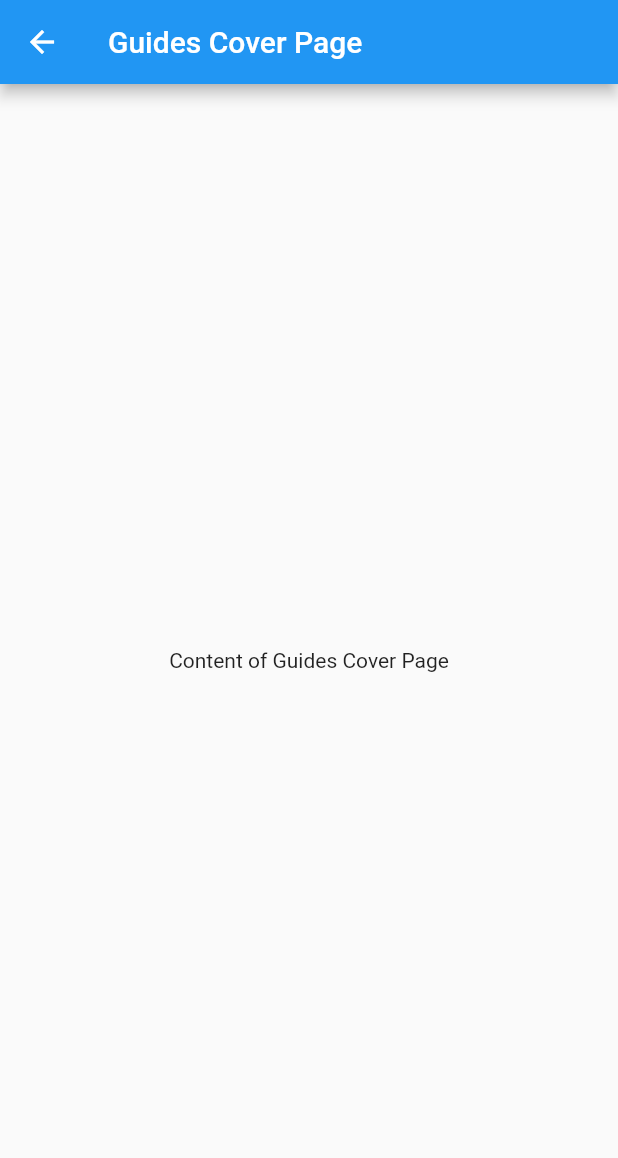
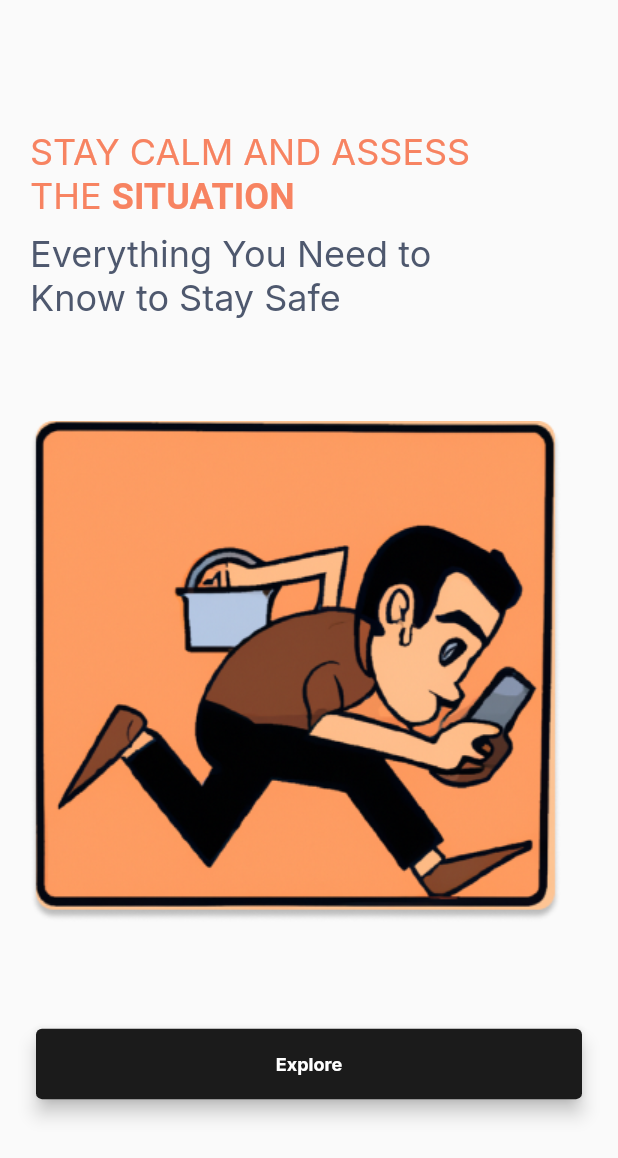
Before and after one commit to cosmicleader/shield, a Flutter app: the GuidesCoverPage screen opened by its route, on a phone screen of 412 x 824 dp. Shown: the top 1158 px of the screen. Run offline on Flutter 3.47's test engine with Material 2 defaults, Android fonts, the phone set to English and light mode, and no system bars; our stand-ins replace animated_bottom_navigation_bar, cloud_firestore, firebase_auth, firebase_core, get, google_fonts and 3 more; accounts and stored records are empty.

Commit message:
guides cover page completed

```diff
--- a/lib/app/routes/app_pages.dart
+++ b/lib/app/routes/app_pages.dart
@@ -53,13 +53,12 @@ class AppPages {
       name: Routes.guidesCover,
       page: () => const GuidesCoverPage(),
       binding: GuidesCoverBinding(),
-        children: [
+    ),
     GetPage(
       name: Routes.guides,
       page: () => const GuidesPage(),
       binding: GuidesBinding(),
     ),
-        ]),
     GetPage(
       name: Routes.resources,
       page: () => const ResourcesPage(),
--- a/lib/app/views/pages/guides_cover_page.dart
+++ b/lib/app/views/pages/guides_cover_page.dart
@@ -1,5 +1,8 @@
 import 'package:flutter/material.dart';
 import 'package:get/get.dart';
+import 'package:google_fonts/google_fonts.dart';
+import 'package:shield/app/views/themes/colours.dart';
+import 'package:shield/app/views/widgets/custom_button.dart';
 
 import '../../controllers/guides_cover_controller.dart';
 
@@ -8,11 +11,77 @@ class GuidesCoverPage extends GetView<GuidesCoverController> {
 
   @override
   Widget build(BuildContext context) {
-    return Scaffold(
-      appBar: AppBar(title: const Text('Guides Cover Page')),
-      body: const Center(
-        child: Text('Content of Guides Cover Page'),
+    return SafeArea(
+      child: Scaffold(
+        // appBar: AppBar(title: const Text('Guides Cover Page')),
+        body: Padding(
+          padding: const EdgeInsets.symmetric(horizontal: 20),
+          child: Column(
+            mainAxisAlignment: MainAxisAlignment.spaceBetween,
+            crossAxisAlignment: CrossAxisAlignment.start,
+            children: [
+              buildHeight(20),
+              Column(
+                crossAxisAlignment: CrossAxisAlignment.start,
+                children: [
+                  buildFirstTitle(),
+                  buildHeight(10),
+                  buildSecondTitle(),
+                ],
+              ),
+              // buildHeight(50),
+              buildLogo(),
+              // buildHeight(50),
+              buildExploreButon(context),
+              buildHeight(20)
+            ],
+          ),
+        ),
       ),
     );
   }
+
+  Center buildExploreButon(BuildContext context) {
+    return Center(
+        child: CustomButton(
+      onPressed: () {
+        Get.toNamed("/guides");
+      },
+      title: "Explore",
+      kwidth: MediaQuery.of(context).size.width - 40,
+      kheight: 55,
+    ));
+  }
+
+  Image buildLogo() {
+    return Image.asset(
+      'lib/assets/thumb/guides_cover.png',
+    );
+  }
+
+  RichText buildFirstTitle() {
+    return RichText(
+      text: TextSpan(
+        style: GoogleFonts.inter(fontSize: 24, color: kOrange),
+        children: const <TextSpan>[
+          TextSpan(text: 'STAY CALM AND ASSESS\nTHE '),
+          TextSpan(
+              text: 'SITUATION', style: TextStyle(fontWeight: FontWeight.bold)),
+        ],
+      ),
+    );
+  }
+
+  Text buildSecondTitle() {
+    return Text(
+      'Everything You Need to\nKnow to Stay Safe',
+      style: GoogleFonts.inter(fontSize: 24, color: kGray),
+    );
+  }
+
+  SizedBox buildHeight(double height) {
+    return SizedBox(
+      height: height,
+    );
+  }
 }
--- a/pubspec.yaml
+++ b/pubspec.yaml
@@ -38,3 +38,4 @@ flutter:
     - lib/assets/sample_data/volunteers_list.json
     - lib/assets/config_data/app_config.json
     - "lib/assets/thumb/volunteers_page_thumb.png"
+    - "lib/assets/thumb/guides_cover.png"
```
Also changed, not shown: lib/assets/thumb/guides_cover.png (added). Lines whose indentation alone changed are shown as unchanged.
